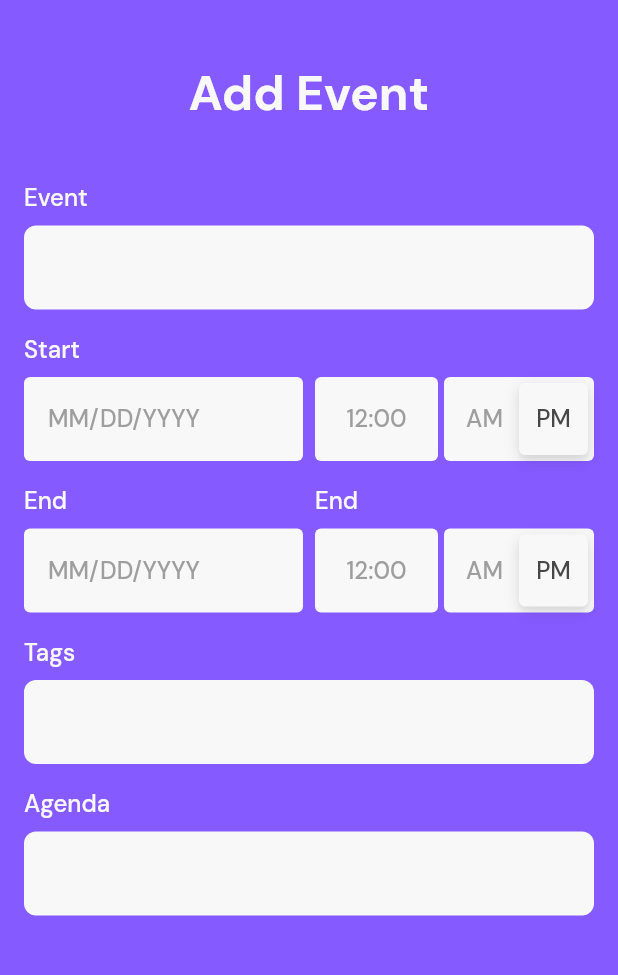
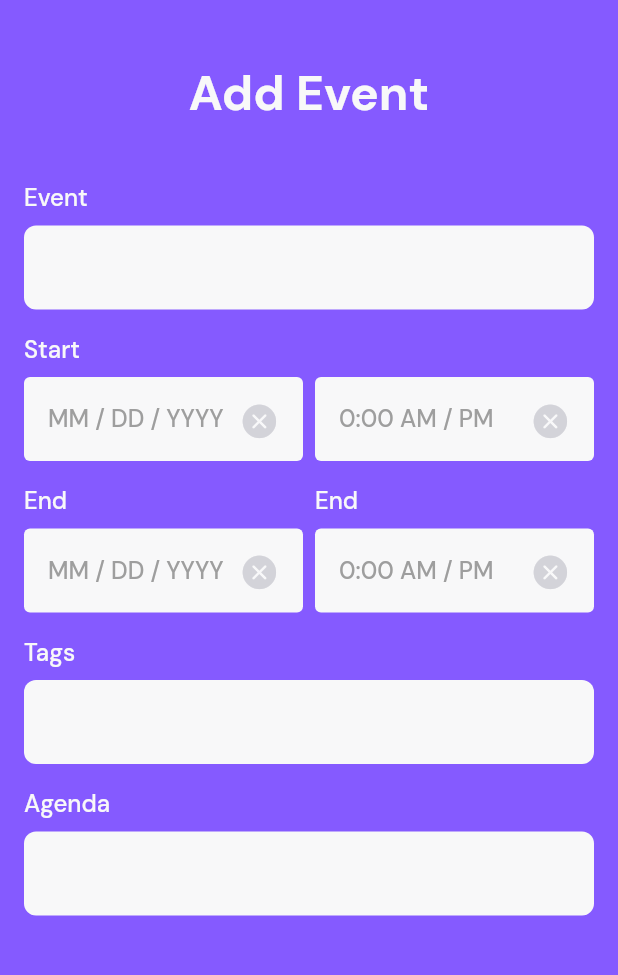
Before and after one commit to gdsc-loyola/admu_student_app, a Flutter app: the AddTaskPage screen opened directly, on a phone screen of 412 x 824 dp, the part 58-1033 px from its top. Run offline on Flutter 3.47's test engine with Material 2 defaults, Android fonts, the phone set to English and light mode, and no system bars; our stand-ins replace flutter_colorpicker, google_fonts, introduction_screen, sqflite; accounts and stored records are empty.

Commit message:
add clear button for date and time buttons

```diff
--- a/lib/widgets/groups/select_date.dart
+++ b/lib/widgets/groups/select_date.dart
@@ -62,8 +62,10 @@ class _SelectDateGroupState extends State<SelectDateGroup> {
               onDateTimeChanged: (dt) {
                 nDate = dt;
               },
-              initialDateTime: _date == null ? DateTime(DateTime.now().year,
-                  DateTime.now().month, DateTime.now().day) : _date,
+              initialDateTime: _date == null
+                  ? DateTime(DateTime.now().year, DateTime.now().month,
+                      DateTime.now().day)
+                  : _date,
               minimumDate: DateTime(DateTime.now().year - 10),
               maximumDate: DateTime(DateTime.now().year + 10),
             ),
@@ -95,6 +97,7 @@ class _SelectDateGroupState extends State<SelectDateGroup> {
               .copyWith(color: AppColors.GRAY_LIGHT[2]),
         ),
         SizedBox(height: 8),
+
         // button
         InkWell(
           onTap: () => _onTap(context),
@@ -105,17 +108,37 @@ class _SelectDateGroupState extends State<SelectDateGroup> {
             ),
             height: 56,
             padding: EdgeInsets.all(16),
-            child: Align(
-              alignment: Alignment.centerLeft,
+            child: Row(
+              crossAxisAlignment: CrossAxisAlignment.center,
+              children: [
+                Expanded(
                   child: Text(
                     _date == null
-                    ? 'MM/DD/YYYY'
-                    : '${_date.month.toString().padLeft(2, '0')}/${_date.day.toString().padLeft(2, '0')}/${_date.year.toString().padLeft(4, '0')}',
+                        ? 'MM / DD / YYYY'
+                        : '${_date.month.toString().padLeft(2, '0')} / ${_date.day.toString().padLeft(2, '0')} / ${_date.year.toString().padLeft(4, '0')}',
                     style: Theme.of(context).textTheme.bodyText1.copyWith(
                         color: _date == null
                             ? AppColors.GRAY_DARK[2]
                             : AppColors.GRAY_DARK[0]),
                   ),
+                ),
+
+                // clear
+                InkWell(
+                  child: Icon(
+                    CupertinoIcons.clear_circled_solid,
+                    color: AppColors.GRAY_LIGHT[0],
+                    size: 26,
+                  ),
+                  onTap: () {
+                    setState(() {
+                      _date = null;
+                      if (widget.onDateChange != null)
+                        widget.onDateChange(_date);
+                    });
+                  },
+                ),
+              ],
             ),
           ),
         ),
--- a/lib/widgets/groups/select_time.dart
+++ b/lib/widgets/groups/select_time.dart
@@ -99,107 +99,44 @@ class _SelectTimeGroupState extends State<SelectTimeGroup> {
         // buttons
         InkWell(
           onTap: () => _onTap(context),
-          child: Row(
-            children: [
-              // time
-              Expanded(
           child: Container(
             decoration: BoxDecoration(
               color: AppColors.GRAY_LIGHT[2],
               borderRadius: BorderRadius.all(Radius.circular(4)),
             ),
             height: 56,
-                  child: Center(
+            padding: EdgeInsets.all(16),
+            child: Row(
+              children: [
+                Expanded(
                   child: Text(
                     _time == null
-                          ? '12:00'
-                          : '${_time.hour > 12 ? (_time.hour - 12) : (_time.hour == 0 ? 12 : _time.hour)}:${_time.minute.toString().padLeft(2, '0')}',
+                        ? '0:00 AM / PM'
+                        : '${_time.hour > 12 ? (_time.hour - 12) : (_time.hour == 0 ? 12 : _time.hour)}:${_time.minute.toString().padLeft(2, '0')} ${_time.hour > 12 ? 'PM' : 'AM'}',
                     style: Theme.of(context).textTheme.bodyText1.copyWith(
                         color: _time == null
                             ? AppColors.GRAY_DARK[2]
                             : AppColors.GRAY_DARK[0]),
                   ),
                 ),
+
+                // clear
+                InkWell(
+                  child: Icon(
+                    CupertinoIcons.clear_circled_solid,
+                    color: AppColors.GRAY_LIGHT[0],
+                    size: 26,
                   ),
-              ),
-              SizedBox(width: 4), // width?
-              // AM PM
-              Container(
-                decoration: BoxDecoration(
-                  color: AppColors.GRAY_LIGHT[2],
-                  borderRadius: BorderRadius.all(Radius.circular(4)),
-                ),
-                width: 100,
-                height: 56,
-                padding: EdgeInsets.all(4), // original 3,3,3,5
-                child: Row(
-                  children: [
-                    // AM
-                    Container(
-                      decoration: BoxDecoration(
-                        borderRadius: BorderRadius.all(Radius.circular(4)),
-                        color: AppColors.GRAY_LIGHT[2],
-                        boxShadow: _time == null || (_time.hour >= 12)
-                            ? []
-                            : [
-                                BoxShadow(
-                                  color: Colors.black.withOpacity(0.12),
-                                  blurRadius: 8,
-                                  offset: Offset(0, 3),
-                                ),
-                                BoxShadow(
-                                  color: Colors.black.withOpacity(0.04),
-                                  blurRadius: 1,
-                                  offset: Offset(0, 3),
+                  onTap: () {
+                    setState(() {
+                      _time = null;
+                      if (widget.onTimeChange != null)
+                        widget.onTimeChange(_time);
+                    });
+                  },
                 ),
               ],
             ),
-                      width: 46,
-                      child: Center(
-                        child: Text(
-                          'AM',
-                          style: Theme.of(context).textTheme.bodyText1.copyWith(
-                              color: _time == null || (_time.hour >= 12)
-                                  ? AppColors.GRAY_DARK[2]
-                                  : AppColors.GRAY_DARK[0]),
-                        ),
-                      ),
-                    ),
-                    // PM
-                    Container(
-                      decoration: BoxDecoration(
-                        borderRadius: BorderRadius.all(Radius.circular(4)),
-                        color: AppColors.GRAY_LIGHT[2],
-                        boxShadow: _time == null || (_time.hour >= 12)
-                            ? [
-                                BoxShadow(
-                                  color: Colors.black.withOpacity(0.12),
-                                  blurRadius: 8,
-                                  offset: Offset(0, 3),
-                                ),
-                                BoxShadow(
-                                  color: Colors.black.withOpacity(0.04),
-                                  blurRadius: 1,
-                                  offset: Offset(0, 3),
-                                ),
-                              ]
-                            : [],
-                      ),
-                      width: 46,
-                      child: Center(
-                        child: Text(
-                          'PM',
-                          style: Theme.of(context).textTheme.bodyText1.copyWith(
-                              color: _time == null || (_time.hour >= 12)
-                                  ? AppColors.GRAY_DARK[0]
-                                  : AppColors.GRAY_DARK[2]),
-                        ),
-                      ),
-                    ),
-                  ],
-                ),
-              ),
-            ],
           ),
         ),
       ],
```
Lines whose indentation alone changed are shown as unchanged.
